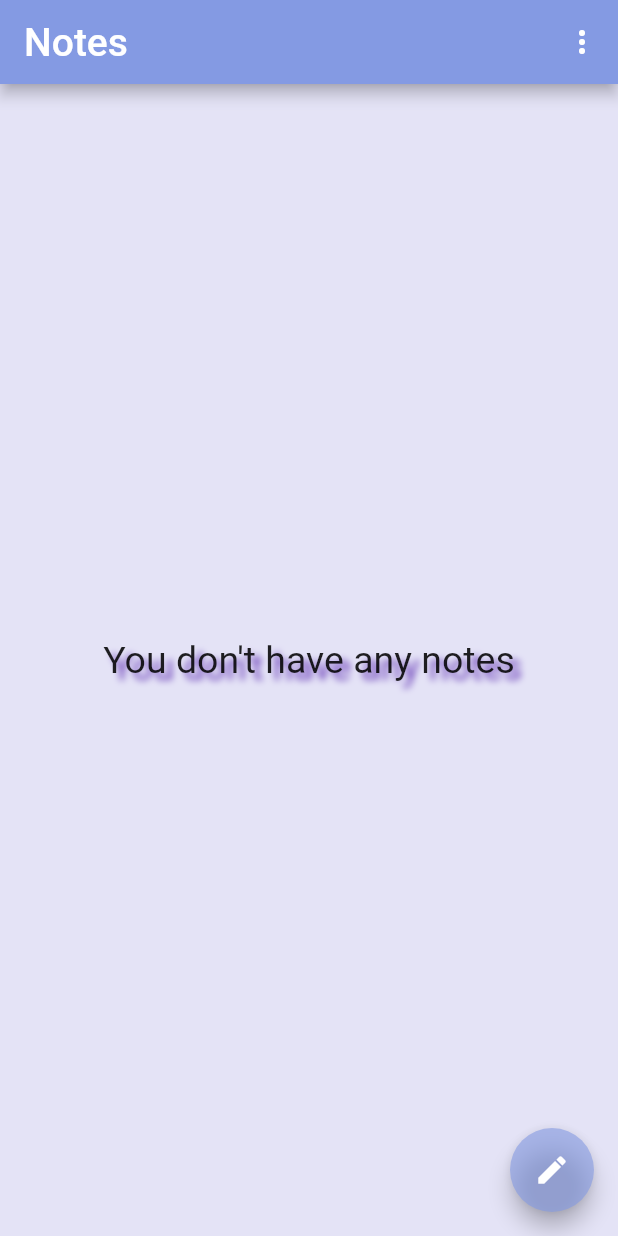
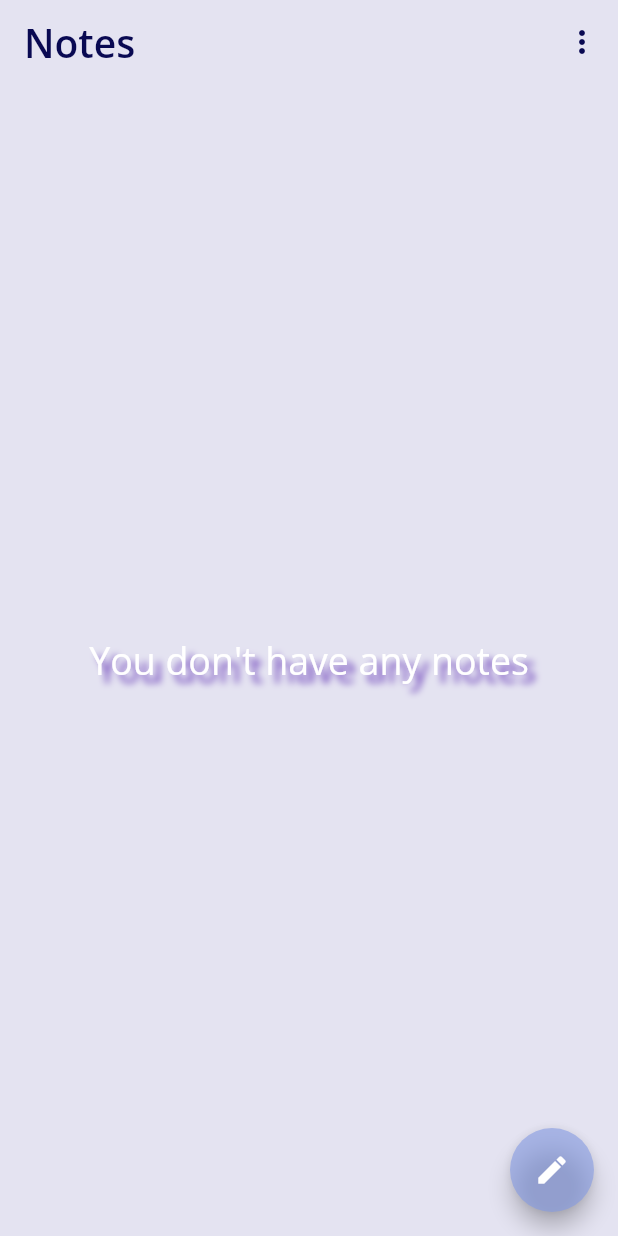
Before and after one commit to Zahra-Sahzabi/Note_App, a Flutter app: the screen it shows after launch, on a phone screen of 412 x 824 dp. Run offline on Flutter 3.47's test engine with Material 2 defaults, Android fonts, the phone set to English and light mode, and no system bars; our stand-ins replace get, sqflite; missing offline and left inert: string_stats; accounts and stored records are empty.

```diff
--- a/lib/controller/note_contoller.dart
+++ b/lib/controller/note_contoller.dart
@@ -9,7 +9,7 @@ class NoteController extends GetxController {
   final titleController = TextEditingController();
   final contentController = TextEditingController();
   var notes = <Note>[];
-  List get reversedNote {
+  List<Note> get reversedNote {
     return notes.reversed.toList();
   }
   int contentWordCount = 0;
--- a/lib/main.dart
+++ b/lib/main.dart
@@ -26,7 +26,39 @@ class MyApp extends StatelessWidget {
     return GetMaterialApp(
       debugShowCheckedModeBanner: false,
       theme: ThemeData(
+        iconTheme: IconThemeData(color: Color(0xff090952)),
         primarySwatch: colorCustom,
+        textTheme: TextTheme(
+          headline1: TextStyle(
+            fontSize: 26,
+            color: Color(0xff090952),
+            fontWeight: FontWeight.w600,
+            fontFamily: 'OpenSans'
+          ),
+          headline6: TextStyle(
+              fontSize: 21,
+              color: Colors.white,
+              fontWeight: FontWeight.w600,
+              fontFamily: 'OpenSans'),
+          bodyText1: TextStyle(
+              fontWeight: FontWeight.bold,
+              fontSize: 20,
+              color: Colors.white,
+              fontFamily: 'OpenSans'),
+          headline2: TextStyle(
+              fontFamily: 'OpenSans',
+              fontWeight: FontWeight.bold,
+              fontSize: 20,
+              color: Color(0xff090952)),
+          headline3: TextStyle(
+              fontSize: 20, color: Color(0xff090952), fontFamily: 'OpenSans'),
+          bodyText2: TextStyle(
+              color: Colors.white, fontSize: 18, fontFamily: 'OpenSans'),
+          subtitle1: TextStyle(
+              color: Colors.white70, fontSize: 13, fontFamily: 'OpenSans'),
+          headline4: TextStyle(
+              fontSize: 20, color: Colors.black, fontFamily: 'OpenSans'),
+        ),
       ),
       home: HomePage(),
     );
--- a/lib/screens/home_page.dart
+++ b/lib/screens/home_page.dart
@@ -34,14 +34,15 @@ class HomePage extends StatelessWidget {
   @override
   Widget build(BuildContext context) {
     return Scaffold(
-      backgroundColor: Color(0xffe4e3f6),
+      backgroundColor: Color(0xffe4e3f1),
       appBar: AppBar(
-        actions: [
-          PopupMenue(controller: controller)
-        ],
+        iconTheme: Theme.of(context).iconTheme,
+        backgroundColor: Color(0xffe4e3f1),
+        elevation: 0,
+        actions: [PopupMenue(controller: controller)],
         title: Text(
           'Notes',
-          style: TextStyle(fontSize: 26),
+          style: Theme.of(context).textTheme.headline1,
         ),
       ),
       body: GetBuilder<NoteController>(
@@ -49,7 +50,9 @@ class HomePage extends StatelessWidget {
       floatingActionButton: Tooltip(
         message: 'New Note',
         child: FloatingActionButton(
-          child: Icon(Icons.edit),
+          child: Icon(
+            Icons.edit,
+          ),
           onPressed: () => Get.to(NotePage(NoteMode.adding)),
         ),
       ),
--- a/lib/widgets/popupMenue.dart
+++ b/lib/widgets/popupMenue.dart
@@ -1,3 +1,5 @@
+import 'dart:ui';
+
 import 'package:flutter/material.dart';
 import 'package:get/get.dart';
 import 'package:note_app/controller/note_contoller.dart';
@@ -20,7 +22,7 @@ class PopupMenue extends StatelessWidget {
             (item) => PopupMenuItem<IconMenue>(
               child: ListTile(
                 title: Text(item.text),
-                leading: Icon(item.icon),
+                leading: Icon(item.icon, color: Color(0xFF849ae3)),
                 contentPadding: EdgeInsets.zero,
               ),
               value: item,
@@ -45,6 +47,7 @@ class PopupMenue extends StatelessWidget {
                     content: Text(
                       'Are you sure you want to delete All notes?',
                       textAlign: TextAlign.center,
+                      style: Theme.of(context).textTheme.headline4,
                     ),
                     actions: <Widget>[
                       Row(
```
Also changed, not shown: lib/screens/add_note.dart (+5 -2 lines), lib/screens/detail_note.dart (+16 -12 lines), lib/widgets/List_view.dart (+15 -12 lines), pubspec.yaml (+11 -15 lines), fonts/OpenSans-Bold.ttf (added), fonts/OpenSans-BoldItalic.ttf (added), fonts/OpenSans-ExtraBold.ttf (added), fonts/OpenSans-ExtraBoldItalic.ttf (added), fonts/OpenSans-Italic.ttf (added), fonts/OpenSans-Light.ttf (added), fonts/OpenSans-LightItalic.ttf (added), fonts/OpenSans-Regular.ttf (added), fonts/OpenSans-SemiBold.ttf (added), fonts/OpenSans-SemiBoldItalic.ttf (added), 2 more files.
